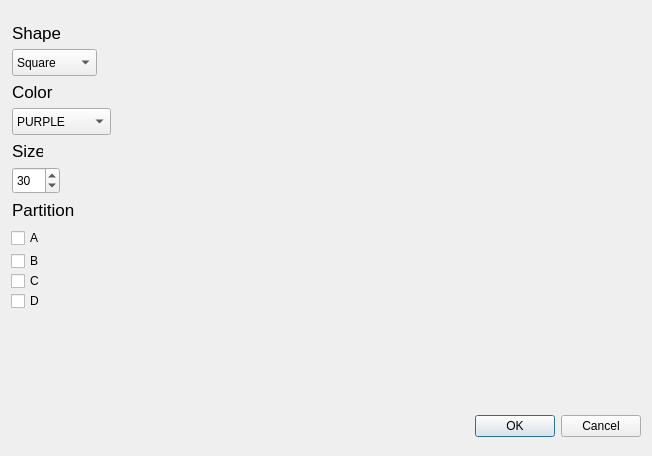
Above: utils/ShapesDemo/forms/publishdialog.ui from eProsima/Fast-DDS before the change. Below: the same form after it.
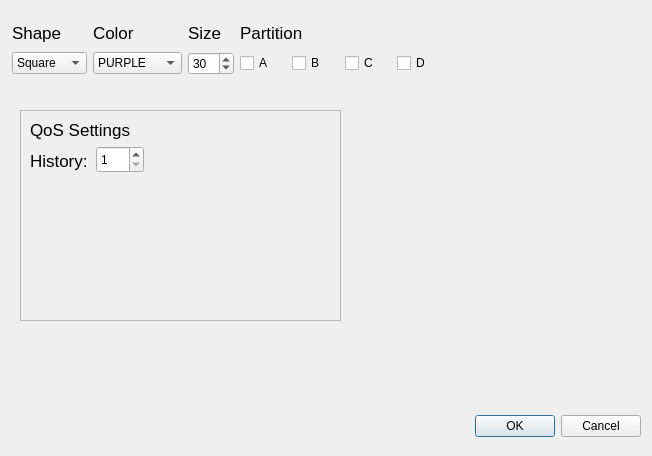
That is the form after the change.

Commit message: Options in PublishDialog

Patch:
```diff
--- a/utils/ShapesDemo/forms/publishdialog.ui
+++ b/utils/ShapesDemo/forms/publishdialog.ui
@@ -29,15 +29,174 @@
     <set>QDialogButtonBox::Cancel|QDialogButtonBox::Ok</set>
    </property>
   </widget>
+  <widget class="QFrame" name="frame">
+   <property name="geometry">
+    <rect>
+     <x>20</x>
+     <y>110</y>
+     <width>321</width>
+     <height>211</height>
+    </rect>
+   </property>
+   <property name="frameShape">
+    <enum>QFrame::StyledPanel</enum>
+   </property>
+   <property name="frameShadow">
+    <enum>QFrame::Raised</enum>
+   </property>
+   <widget class="QLabel" name="label_5">
+    <property name="geometry">
+     <rect>
+      <x>10</x>
+      <y>10</y>
+      <width>100</width>
+      <height>20</height>
+     </rect>
+    </property>
+    <property name="font">
+     <font>
+      <pointsize>13</pointsize>
+     </font>
+    </property>
+    <property name="text">
+     <string>QoS Settings</string>
+    </property>
+    <property name="textFormat">
+     <enum>Qt::AutoText</enum>
+    </property>
+   </widget>
+   <widget class="QLabel" name="label_6">
+    <property name="geometry">
+     <rect>
+      <x>10</x>
+      <y>40</y>
+      <width>60</width>
+      <height>21</height>
+     </rect>
+    </property>
+    <property name="font">
+     <font>
+      <pointsize>13</pointsize>
+     </font>
+    </property>
+    <property name="text">
+     <string>History:</string>
+    </property>
+    <property name="textFormat">
+     <enum>Qt::AutoText</enum>
+    </property>
+   </widget>
+   <widget class="QSpinBox" name="spin_HistoryQos">
+    <property name="geometry">
+     <rect>
+      <x>76</x>
+      <y>36</y>
+      <width>48</width>
+      <height>27</height>
+     </rect>
+    </property>
+    <property name="minimum">
+     <number>1</number>
+    </property>
+    <property name="maximum">
+     <number>50</number>
+    </property>
+    <property name="value">
+     <number>1</number>
+    </property>
+   </widget>
+  </widget>
+  <widget class="QWidget" name="">
+   <property name="geometry">
+    <rect>
+     <x>12</x>
+     <y>20</y>
+     <width>431</width>
+     <height>55</height>
+    </rect>
+   </property>
+   <layout class="QGridLayout" name="gridLayout">
+    <item row="0" column="0">
+     <widget class="QLabel" name="label_2">
+      <property name="font">
+       <font>
+        <pointsize>13</pointsize>
+       </font>
+      </property>
+      <property name="text">
+       <string>Shape</string>
+      </property>
+      <property name="textFormat">
+       <enum>Qt::AutoText</enum>
+      </property>
+     </widget>
+    </item>
+    <item row="0" column="1">
+     <widget class="QLabel" name="label">
+      <property name="font">
+       <font>
+        <pointsize>13</pointsize>
+       </font>
+      </property>
+      <property name="text">
+       <string>Color</string>
+      </property>
+      <property name="textFormat">
+       <enum>Qt::AutoText</enum>
+      </property>
+     </widget>
+    </item>
+    <item row="0" column="2">
+     <widget class="QLabel" name="label_3">
+      <property name="font">
+       <font>
+        <pointsize>13</pointsize>
+       </font>
+      </property>
+      <property name="text">
+       <string>Size</string>
+      </property>
+      <property name="textFormat">
+       <enum>Qt::AutoText</enum>
+      </property>
+     </widget>
+    </item>
+    <item row="0" column="3" colspan="2">
+     <widget class="QLabel" name="label_4">
+      <property name="font">
+       <font>
+        <pointsize>13</pointsize>
+       </font>
+      </property>
+      <property name="text">
+       <string>Partition</string>
+      </property>
+      <property name="textFormat">
+       <enum>Qt::AutoText</enum>
+      </property>
+     </widget>
+    </item>
+    <item row="1" column="0">
+     <widget class="QComboBox" name="combo_Shape">
+      <item>
+       <property name="text">
+        <string>Square</string>
+       </property>
+      </item>
+      <item>
+       <property name="text">
+        <string>Triangle</string>
+       </property>
+      </item>
+      <item>
+       <property name="text">
+        <string>Circle</string>
+       </property>
+      </item>
+     </widget>
+    </item>
+    <item row="1" column="1">
   <widget class="QComboBox" name="combo_Color">
-   <property name="geometry">
-    <rect>
-     <x>12</x>
-     <y>108</y>
-     <width>99</width>
-     <height>27</height>
-    </rect>
-   </property>
    <item>
     <property name="text">
      <string>PURPLE</string>
@@ -74,82 +233,9 @@
     </property>
    </item>
   </widget>
-  <widget class="QLabel" name="label">
-   <property name="geometry">
-    <rect>
-     <x>12</x>
-     <y>82</y>
-     <width>42</width>
-     <height>20</height>
-    </rect>
-   </property>
-   <property name="font">
-    <font>
-     <pointsize>13</pointsize>
-    </font>
-   </property>
-   <property name="text">
-    <string>Color</string>
-   </property>
-   <property name="textFormat">
-    <enum>Qt::AutoText</enum>
-   </property>
-  </widget>
-  <widget class="QComboBox" name="combo_Shape">
-   <property name="geometry">
-    <rect>
-     <x>12</x>
-     <y>49</y>
-     <width>85</width>
-     <height>27</height>
-    </rect>
-   </property>
-   <item>
-    <property name="text">
-     <string>Square</string>
-    </property>
-   </item>
-   <item>
-    <property name="text">
-     <string>Triangle</string>
-    </property>
-   </item>
-   <item>
-    <property name="text">
-     <string>Circle</string>
-    </property>
-   </item>
-  </widget>
-  <widget class="QLabel" name="label_2">
-   <property name="geometry">
-    <rect>
-     <x>12</x>
-     <y>23</y>
-     <width>48</width>
-     <height>20</height>
-    </rect>
-   </property>
-   <property name="font">
-    <font>
-     <pointsize>13</pointsize>
-    </font>
-   </property>
-   <property name="text">
-    <string>Shape</string>
-   </property>
-   <property name="textFormat">
-    <enum>Qt::AutoText</enum>
-   </property>
-  </widget>
+    </item>
+    <item row="1" column="2">
   <widget class="QSpinBox" name="spin_Size">
-   <property name="geometry">
-    <rect>
-     <x>12</x>
-     <y>167</y>
-     <width>48</width>
-     <height>27</height>
-    </rect>
-   </property>
    <property name="minimum">
     <number>1</number>
    </property>
@@ -157,99 +243,36 @@
     <number>30</number>
    </property>
   </widget>
-  <widget class="QLabel" name="label_3">
-   <property name="geometry">
-    <rect>
-     <x>12</x>
-     <y>141</y>
-     <width>31</width>
-     <height>20</height>
-    </rect>
-   </property>
-   <property name="font">
-    <font>
-     <pointsize>13</pointsize>
-    </font>
-   </property>
-   <property name="text">
-    <string>Size</string>
-   </property>
-   <property name="textFormat">
-    <enum>Qt::AutoText</enum>
-   </property>
-  </widget>
-  <widget class="QLabel" name="label_4">
-   <property name="geometry">
-    <rect>
-     <x>12</x>
-     <y>200</y>
-     <width>68</width>
-     <height>20</height>
-    </rect>
-   </property>
-   <property name="font">
-    <font>
-     <pointsize>13</pointsize>
-    </font>
-   </property>
-   <property name="text">
-    <string>Partition</string>
-   </property>
-   <property name="textFormat">
-    <enum>Qt::AutoText</enum>
-   </property>
-  </widget>
+    </item>
+    <item row="1" column="3">
   <widget class="QCheckBox" name="checkBox">
-   <property name="geometry">
-    <rect>
-     <x>11</x>
-     <y>227</y>
-     <width>40</width>
-     <height>22</height>
-    </rect>
-   </property>
    <property name="text">
     <string>A</string>
    </property>
   </widget>
+    </item>
+    <item row="1" column="4">
   <widget class="QCheckBox" name="checkBox_2">
-   <property name="geometry">
-    <rect>
-     <x>11</x>
-     <y>250</y>
-     <width>40</width>
-     <height>22</height>
-    </rect>
-   </property>
    <property name="text">
     <string>B</string>
    </property>
   </widget>
+    </item>
+    <item row="1" column="5">
   <widget class="QCheckBox" name="checkBox_3">
-   <property name="geometry">
-    <rect>
-     <x>11</x>
-     <y>270</y>
-     <width>40</width>
-     <height>22</height>
-    </rect>
-   </property>
    <property name="text">
     <string>C</string>
    </property>
   </widget>
+    </item>
+    <item row="1" column="6">
   <widget class="QCheckBox" name="checkBox_4">
-   <property name="geometry">
-    <rect>
-     <x>11</x>
-     <y>290</y>
-     <width>41</width>
-     <height>22</height>
-    </rect>
-   </property>
    <property name="text">
     <string>D</string>
    </property>
+     </widget>
+    </item>
+   </layout>
   </widget>
  </widget>
  <resources/>
```
Left out of the diff: 2 changed lines with no effect on the pictures. Lines whose indentation alone changed are shown as unchanged. The commit also changes 1 other file.
